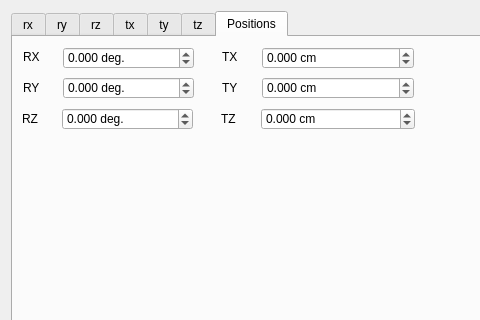
This is facetracknoir/ftnoir_curves.ui in opentrack/opentrack as Qt 5 draws it before an edit; both pictures show x 0 to 480 and y 0 to 320 of the 1050 by 667 pixel window. The edited form follows.
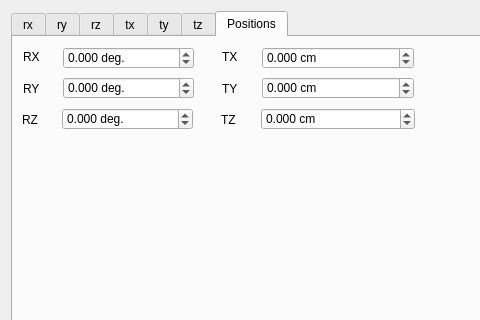
This is the edited form. The open tabs and pages were chosen to show the change. Icons and pictures are not drawn. Custom widgets are drawn as their Qt base class.

Commit message: Fix label occluding double-spinbox

```diff
--- a/facetracknoir/ftnoir_curves.ui
+++ b/facetracknoir/ftnoir_curves.ui
@@ -622,8 +622,8 @@
           <rect>
            <x>10</x>
            <y>44</y>
-           <width>46</width>
-           <height>13</height>
+           <width>35</width>
+           <height>16</height>
           </rect>
          </property>
          <property name="text">
@@ -635,7 +635,7 @@
           <rect>
            <x>10</x>
            <y>10</y>
-           <width>41</width>
+           <width>34</width>
            <height>20</height>
           </rect>
          </property>
@@ -648,8 +648,8 @@
           <rect>
            <x>9</x>
            <y>75</y>
-           <width>46</width>
-           <height>13</height>
+           <width>33</width>
+           <height>16</height>
           </rect>
          </property>
          <property name="text">
@@ -727,7 +727,7 @@
           <rect>
            <x>209</x>
            <y>10</y>
-           <width>41</width>
+           <width>32</width>
            <height>20</height>
           </rect>
          </property>
@@ -806,8 +806,8 @@
           <rect>
            <x>209</x>
            <y>44</y>
-           <width>46</width>
-           <height>13</height>
+           <width>32</width>
+           <height>16</height>
           </rect>
          </property>
          <property name="text">
@@ -819,8 +819,8 @@
           <rect>
            <x>208</x>
            <y>75</y>
-           <width>46</width>
-           <height>13</height>
+           <width>35</width>
+           <height>16</height>
           </rect>
          </property>
          <property name="text">
```
